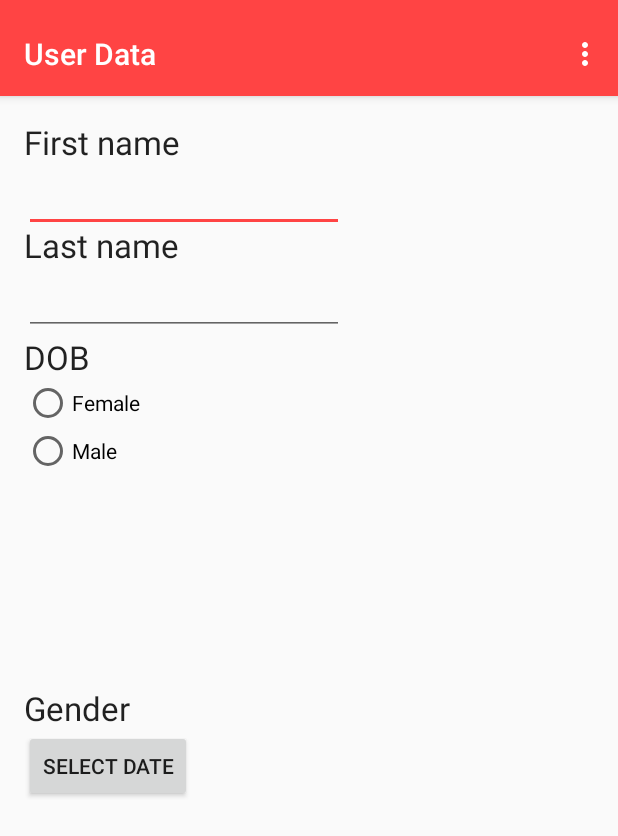
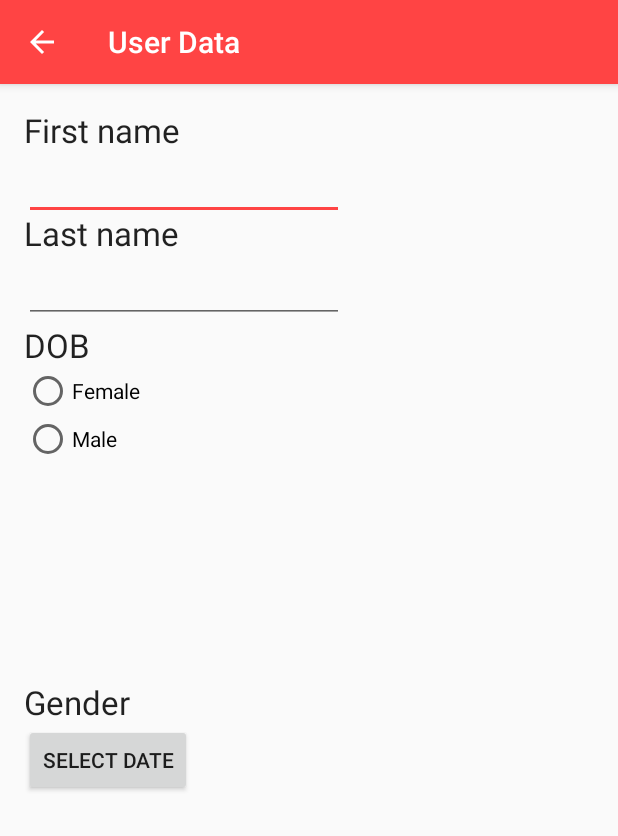
Before and after one commit to derderdunichbist/Emergency, an Android app: the ViewPagerActivity screen opened directly, with no data from a screen before it, on a phone screen of 412 x 824 dp. Shown: the top 836 px of the screen. Run offline under Robolectric (Android 15) with nearby library versions, the phone set to English and light mode, and no system bars.

Commit message:
Performed several changes in design, performance and functionality  and added comments to multiple files

```diff
--- a/app/src/debug/res/values/google_maps_api.xml
+++ b/app/src/debug/res/values/google_maps_api.xml
@@ -1,6 +1,5 @@
 <resources>
     <!--
-    TODO: Before you run your application, you need a Google Maps API key.
 
     To get one, follow this link, follow the directions and press "Create" at the end:
 
--- a/app/src/main/java/org/hsrt/mc/emergency/activities/ViewPagerActivity.java
+++ b/app/src/main/java/org/hsrt/mc/emergency/activities/ViewPagerActivity.java
@@ -10,6 +10,7 @@ import android.support.v4.app.Fragment;
 import android.support.v4.app.FragmentManager;
 import android.support.v4.app.FragmentPagerAdapter;
 import android.support.v4.view.ViewPager;
+import android.support.v7.app.ActionBar;
 import android.support.v7.app.AppCompatActivity;
 import android.support.v7.widget.Toolbar;
 import android.util.Log;
@@ -56,8 +57,13 @@ public class ViewPagerActivity extends AppCompatActivity{
         super.onCreate(savedInstanceState);
         setContentView(R.layout.activity_user_data);
 
-        Toolbar toolbar = (Toolbar) findViewById(R.id.toolbar);
-        setSupportActionBar(toolbar);
+        Toolbar mActionBarToolbar = (Toolbar) findViewById(R.id.toolbar);
+        setSupportActionBar(mActionBarToolbar);
+        ActionBar actionBar = getSupportActionBar();
+        if (actionBar != null) {
+            actionBar.setDisplayHomeAsUpEnabled(true);
+        }
+
         // Create the adapter that will return a fragment for each of the three
         // primary sections of the activity.
         mSectionsPagerAdapter = new SectionsPagerAdapter(getSupportFragmentManager());
@@ -68,12 +74,7 @@ public class ViewPagerActivity extends AppCompatActivity{
     }
 
 
-    @Override
-    public boolean onCreateOptionsMenu(Menu menu) {
-        // Inflate the menu; this adds items to the action bar if it is present.
-        getMenuInflater().inflate(R.menu.menu_user_data, menu);
-        return true;
-    }
+
 
     @Override
     public boolean onOptionsItemSelected(MenuItem item) {
@@ -232,25 +233,6 @@ public class ViewPagerActivity extends AppCompatActivity{
 
                                 Contact contact1 = new Contact(null,null,phoneNumber1.getText().toString(),true);
 
-
-
-                                //TODO Add contact here!
-                                //user.addContact(contact1);
-
-                               /* isFirstTime = app_preferences.getBoolean("isFirstTime", true);
-
-                                if (!isFirstTime) {
-
-                                    Intent main = new Intent(getActivity(), MainActivity.class);
-                                    startActivity(main);
-                                    getActivity().finish();
-
-                                }else{
-                                    editor.putBoolean("isFirstTime", false);
-                                    editor.commit();
-                                    Log.d("PhoneNumberTest",phoneNumber1.getText().toString());
-                                }*/
-
                             }
 
                         });
--- a/app/src/main/java/org/hsrt/mc/emergency/persistence/MySQLiteHelper.java
+++ b/app/src/main/java/org/hsrt/mc/emergency/persistence/MySQLiteHelper.java
@@ -126,6 +126,10 @@ public class MySQLiteHelper extends SQLiteOpenHelper{
         onCreate(db);
     }
 
+    /**
+     * Create the database tables in the correct order
+     * @param db The applications's database
+     */
     private void createDatabaseTable(SQLiteDatabase db) {
         db.execSQL(CREATE_TABLE_SPECIAL_NEEDS);
         db.execSQL(CREATE_TABLE_DISEASES);
--- a/app/src/main/java/org/hsrt/mc/emergency/user/BloodType.java
+++ b/app/src/main/java/org/hsrt/mc/emergency/user/BloodType.java
@@ -1,7 +1,7 @@
 package org.hsrt.mc.emergency.user;
 
 /**
- * Created by KA on 14.05.2016.
+ * Provides static attributes for the bloodTypes
  */
 public class BloodType {
 
--- a/app/src/main/java/org/hsrt/mc/emergency/user/Contact.java
+++ b/app/src/main/java/org/hsrt/mc/emergency/user/Contact.java
@@ -16,9 +16,6 @@ public class Contact {
     public Contact() {
 
     }
-
-
-
 
     public Contact (String name, String email, String phoneNumber, boolean isFavourite){
         this.setName(name);
--- a/app/src/main/java/org/hsrt/mc/emergency/utils/DatePickerFrag.java
+++ b/app/src/main/java/org/hsrt/mc/emergency/utils/DatePickerFrag.java
@@ -42,7 +42,7 @@ public class DatePickerFrag extends DialogFragment
         // Do something with the date chosen by the user
 
         dobButton.setText(view.getDayOfMonth()+"."+view.getMonth()+"."+view.getYear());
-        UserImplementation.getUserObject().setDateOfBirth(view.getDayOfMonth()+"."+view.getMonth()+"."+view.getYear());
+        UserImplementation.getUserObject().setDateOfBirth(view.getDayOfMonth()+"."+view.getMonth()+1+"."+view.getYear());
 
 
     }
--- a/app/src/main/res/layout/activity_contact_manager.xml
+++ b/app/src/main/res/layout/activity_contact_manager.xml
@@ -12,7 +12,6 @@
         android:id="@+id/contact_manager_appbar"
         android:layout_width="match_parent"
         android:layout_height="wrap_content"
-        android:paddingTop="@dimen/appbar_padding_top"
         android:theme="@style/AppTheme.AppBarOverlay">
 
         <android.support.v7.widget.Toolbar
@@ -28,7 +27,7 @@
 
     </android.support.design.widget.AppBarLayout>
 
-    <include layout="@layout/content_contact_manager" />
+    <include layout="@layout/content_contact_manager"/>
 
 
 </android.support.design.widget.CoordinatorLayout>
--- a/app/src/main/res/layout/activity_user_data.xml
+++ b/app/src/main/res/layout/activity_user_data.xml
@@ -12,7 +12,6 @@
         android:id="@+id/appbar"
         android:layout_width="match_parent"
         android:layout_height="wrap_content"
-        android:paddingTop="@dimen/appbar_padding_top"
         android:theme="@style/AppTheme.AppBarOverlay">
 
         <android.support.v7.widget.Toolbar
@@ -21,7 +20,8 @@
             android:layout_height="?attr/actionBarSize"
             android:background="?attr/colorPrimary"
             app:layout_scrollFlags="scroll|enterAlways"
-            app:popupTheme="@style/AppTheme.PopupOverlay">
+            app:popupTheme="@style/AppTheme.PopupOverlay"
+            app:title="User Data">
 
         </android.support.v7.widget.Toolbar>
 
--- a/app/src/main/res/layout/content_contact_manager.xml
+++ b/app/src/main/res/layout/content_contact_manager.xml
@@ -4,7 +4,9 @@
     xmlns:app="http://schemas.android.com/apk/res-auto"
     android:orientation="vertical" android:layout_width="match_parent"
     android:layout_height="match_parent"
-    app:layout_behavior="@string/appbar_scrolling_view_behavior">
+    app:layout_behavior="@string/appbar_scrolling_view_behavior"
+    android:clipToPadding="false"
+    android:paddingLeft="@dimen/appbar_padding_left">
 
 
 
--- a/app/src/main/res/menu/menu_main.xml
+++ b/app/src/main/res/menu/menu_main.xml
@@ -7,9 +7,4 @@
         android:orderInCategory="100"
         android:title="@string/action_settings"
         app:showAsAction="never" />
-    <item
-        android:id="@+id/test_output"
-        android:orderInCategory="100"
-        android:title="@string/test_output"
-        app:showAsAction="never" />
 </menu>
--- a/app/src/main/res/menu/menu_user_data.xml
+++ /dev/null
@@ -1,10 +0,0 @@
-<menu xmlns:android="http://schemas.android.com/apk/res/android"
-    xmlns:app="http://schemas.android.com/apk/res-auto"
-    xmlns:tools="http://schemas.android.com/tools"
-    tools:context=".activities.ViewPagerActivity">
-    <item
-        android:id="@+id/action_settings"
-        android:orderInCategory="100"
-        android:title="@string/action_settings"
-        app:showAsAction="never" />
-</menu>
--- a/app/src/main/res/values/dimens.xml
+++ b/app/src/main/res/values/dimens.xml
@@ -5,4 +5,5 @@
     <dimen name="fab_margin">16dp</dimen>
     <dimen name="padding10dp">10dp</dimen>
     <dimen name="appbar_padding_top">8dp</dimen>
+    <dimen name="appbar_padding_left">10dp</dimen>
 </resources>
```
Also changed, not shown: app/src/main/AndroidManifest.xml (+6 -2 lines), app/src/main/java/org/hsrt/mc/emergency/activities/MainActivity.java (+80 -66 lines), app/src/main/java/org/hsrt/mc/emergency/persistence/UserDAO.java (+121 -6 lines), app/src/main/java/org/hsrt/mc/emergency/user/Medication.java (+0 -13 lines), app/src/main/java/org/hsrt/mc/emergency/user/UserImplementation.java (+5 -33 lines), app/src/main/res/values/array.xml (+8 -9 lines), 1 other file.
